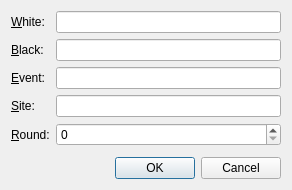
Qt form projects/gui/ui/gamepropertiesdlg.ui (cutechess/cutechess) before a commit.
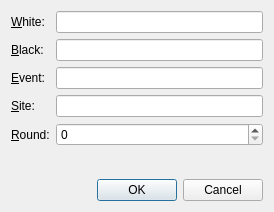
The same form after that commit.

Commit message:
Simplify UI layouts' internals
Get rid of extra junk without changing the actual layout.

Diff of the .ui file:
```diff
--- a/projects/gui/ui/gamepropertiesdlg.ui
+++ b/projects/gui/ui/gamepropertiesdlg.ui
@@ -6,16 +6,14 @@
    <rect>
     <x>0</x>
     <y>0</y>
-    <width>292</width>
-    <height>190</height>
+    <width>274</width>
+    <height>212</height>
    </rect>
   </property>
   <property name="windowTitle">
    <string>Game Properties</string>
   </property>
-  <layout class="QGridLayout" name="gridLayout">
-   <item row="0" column="0">
-    <layout class="QVBoxLayout" name="verticalLayout">
+  <layout class="QVBoxLayout" name="verticalLayout_2">
      <item>
       <layout class="QFormLayout" name="formLayout">
        <property name="fieldGrowthPolicy">
@@ -58,7 +56,11 @@
         </widget>
        </item>
        <item row="4" column="1">
-        <widget class="QSpinBox" name="m_roundSpin"/>
+      <widget class="QSpinBox" name="m_roundSpin">
+       <property name="maximum">
+        <number>9999</number>
+       </property>
+      </widget>
        </item>
        <item row="1" column="0">
         <widget class="QLabel" name="label_4">
@@ -99,8 +101,6 @@
       </widget>
      </item>
     </layout>
-   </item>
-  </layout>
  </widget>
  <tabstops>
   <tabstop>m_whiteEdit</tabstop>
```
Left out of the diff: 1 changed line with no effect on the pictures. Lines whose indentation alone changed are shown as unchanged. The commit also changes 5 other files.
